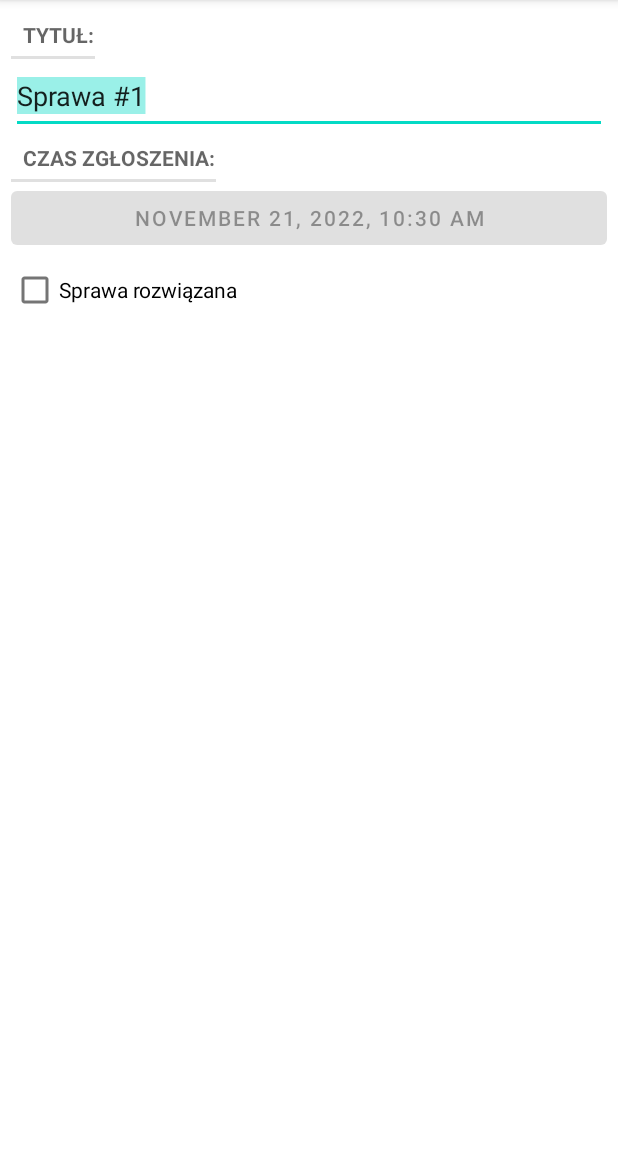
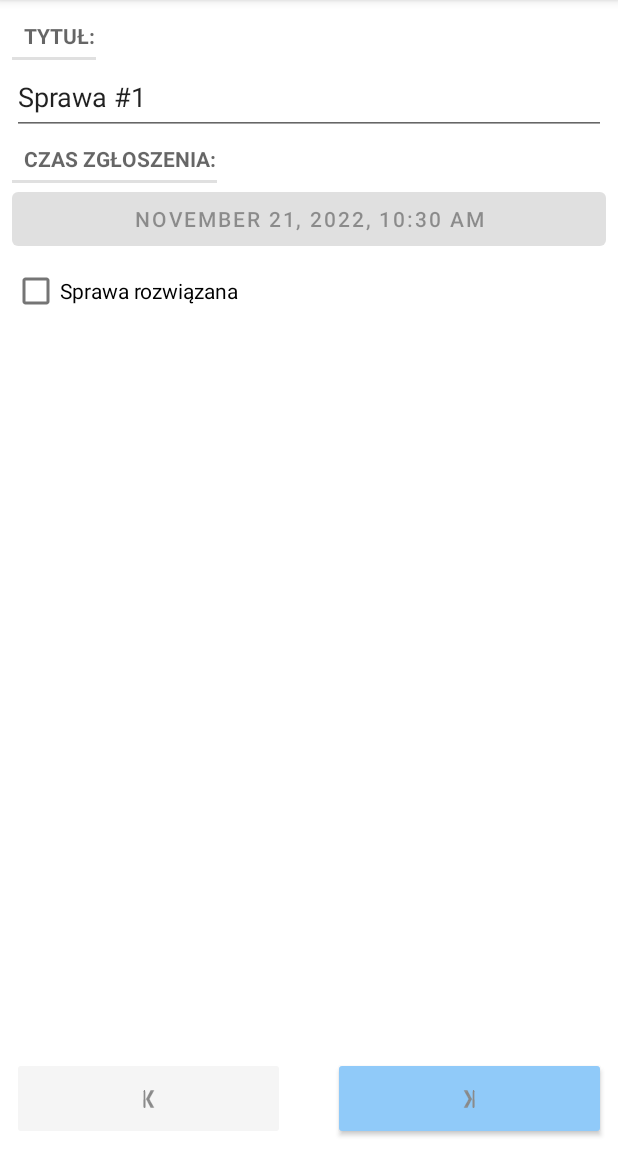
Before and after one commit to tombuczynski/criminalintent, an Android app: the screen it shows after launch (CrimeActivity before the commit, CrimePagerActivity after it), after a tap on an icon or button, on a phone screen of 412 x 824 dp, the part 84-1236 px from its top. Run offline under Robolectric (Android 15) with nearby library versions, the phone set to English and light mode, and no system bars; our stand-ins replace data binding; 1 statement that could not run was skipped.

Commit message:
Chapter 11

```diff
--- a/app/src/main/java/com/bignerdranch/android/criminalintent/CrimeListActivity.java
+++ b/app/src/main/java/com/bignerdranch/android/criminalintent/CrimeListActivity.java
@@ -40,15 +40,6 @@ public class CrimeListActivity extends FragmentContainerActivity {
         mViewModel.getSelectedItemPos().observe(this, this::onSelItemChanged);
     }
 
-    private void startCrimeActivity(int itemPos) {
-        if (itemPos >= 0) {
-            Intent intent = new Intent(this, CrimeActivity.class);
-            intent.putExtra(CrimeActivity.EXTRA_CRIME_ID, mViewModel.getCrime(itemPos).getId());
-
-            mCrimeActivity.launch(intent);
-        }
-    }
-
     private void onSelItemChanged(Integer itemPos) {
         if (mCrimeItemPreselection) {
             if (itemPos >= 0) {
@@ -57,6 +48,17 @@ public class CrimeListActivity extends FragmentContainerActivity {
             mCrimeItemPreselection = false;
         } else {
             startCrimeActivity(itemPos);
+        }
+    }
+
+    private void startCrimeActivity(int itemPos) {
+        if (itemPos >= 0) {
+//            Intent intent = new Intent(this, CrimeActivity.class);
+//            intent.putExtra(CrimeActivity.EXTRA_CRIME_ID, mViewModel.getCrime(itemPos).getId());
+            Intent intent = new Intent(this, CrimePagerActivity.class);
+            intent.putExtra(CrimePagerActivity.EXTRA_CRIME_ID, mViewModel.getCrime(itemPos).getId());
+
+            mCrimeActivity.launch(intent);
         }
     }
 
--- /dev/null
+++ b/app/src/main/java/com/bignerdranch/android/criminalintent/CrimePagerActivity.java
@@ -0,0 +1,100 @@
+package com.bignerdranch.android.criminalintent;
+
+import androidx.appcompat.app.AppCompatActivity;
+import androidx.lifecycle.ViewModelProvider;
+import androidx.viewpager2.widget.ViewPager2;
+
+import android.content.Intent;
+import android.os.Bundle;
+import android.view.View;
+import android.widget.Button;
+import android.widget.ImageButton;
+
+import com.bignerdranch.android.criminalintent.ui.CrimeFragmentAdapter;
+import com.bignerdranch.android.criminalintent.ui.CrimeViewModel;
+
+import java.util.UUID;
+
+public class CrimePagerActivity extends AppCompatActivity {
+    public static final String EXTRA_CRIME_ID = "com.bignerdranch.android.criminalintent.crimeid";
+    public static final String EXTRA_MODIFIED_CRIMES_SET = "com.bignerdranch.android.criminalintent.crimeset";
+    public ImageButton mButtonArrowStart;
+    public ImageButton mButtonArrowEnd;
+
+    private CrimeViewModel mViewModel;
+    private ViewPager2 mViewPagerCrimes;
+
+    private class OnPageChangeCallback extends ViewPager2.OnPageChangeCallback {
+
+        @Override
+        public void onPageSelected(int position) {
+            super.onPageSelected(position);
+
+            enableButtons(position);
+        }
+    }
+
+    private final OnPageChangeCallback pagerCallback = new OnPageChangeCallback();
+
+    @Override
+    protected void onCreate(Bundle savedInstanceState) {
+        super.onCreate(savedInstanceState);
+        setContentView(R.layout.activity_crime_pager);
+
+        mViewPagerCrimes = findViewById(R.id.viewPagerCrimes);
+
+        mViewModel = new ViewModelProvider(this).get(CrimeViewModel.class);
+
+        configureButtons();
+        configureViewPager();
+
+
+        mViewModel.getModifiedItems().observe(this, modifiedItems -> {
+            if (modifiedItems.size() > 0) {
+                Intent data = new Intent();
+                data.putExtra(EXTRA_MODIFIED_CRIMES_SET, modifiedItems);
+                setResult(RESULT_OK, data);
+            }
+        });
+
+    }
+
+    private void configureViewPager() {
+        mViewPagerCrimes.setAdapter(new CrimeFragmentAdapter(this, mViewModel));
+
+        Intent intent = getIntent();
+        UUID id = (UUID) intent.getSerializableExtra(EXTRA_CRIME_ID);
+
+        int itemPos = mViewModel.getCrimeItemPos(id);
+        mViewPagerCrimes.setCurrentItem(itemPos, false);
+
+        enableButtons(itemPos);
+    }
+
+    private void configureButtons() {
+        mButtonArrowStart = findViewById(R.id.imageButtonStart);
+        mButtonArrowEnd = findViewById(R.id.imageButtonEnd);
+
+        mButtonArrowStart.setOnClickListener(v -> mViewPagerCrimes.setCurrentItem(0, false));
+        mButtonArrowEnd.setOnClickListener(v -> mViewPagerCrimes.setCurrentItem(mViewModel.getCrimeList().size() - 1,false));
+    }
+
+    private void enableButtons(int itemPos) {
+        mButtonArrowStart.setEnabled(itemPos > 0);
+        mButtonArrowEnd.setEnabled(itemPos < mViewModel.getCrimeList().size() - 1);
+    }
+
+    @Override
+    protected void onStart() {
+        super.onStart();
+
+        mViewPagerCrimes.registerOnPageChangeCallback(pagerCallback);
+    }
+
+    @Override
+    protected void onStop() {
+        super.onStop();
+
+        mViewPagerCrimes.unregisterOnPageChangeCallback(pagerCallback);
+    }
+}
--- a/app/src/main/java/com/bignerdranch/android/criminalintent/ui/CrimeFragment.java
+++ b/app/src/main/java/com/bignerdranch/android/criminalintent/ui/CrimeFragment.java
@@ -31,9 +31,10 @@ public class CrimeFragment extends Fragment {
     private Crime mCrime;
 
     @NonNull
-    @Contract(" -> new")
-    public static CrimeFragment newInstance() {
-        return new CrimeFragment();
+    public static CrimeFragment newInstance(UUID crime_id) {
+        CrimeFragment f = new CrimeFragment();
+        f.setArguments(prepareArgs(crime_id));
+        return f;
     }
 
     public static Bundle prepareArgs(UUID crime_id) {
@@ -80,9 +81,11 @@ public class CrimeFragment extends Fragment {
 
         mCrime.isModified().observe(getViewLifecycleOwner(), modified -> {
             if (modified) {
-                HashSet<UUID> modifiedItems = new HashSet<>();
-                modifiedItems.add(mCrime.getId());
-                mViewModel.setModifiedItems(modifiedItems);
+                HashSet<UUID> modifiedItems = mViewModel.getModifiedItems().getValue();
+                if (modifiedItems !=null) {
+                    modifiedItems.add(mCrime.getId());
+                    mViewModel.setModifiedItems(modifiedItems);
+                }
             }
         });
     }
--- /dev/null
+++ b/app/src/main/java/com/bignerdranch/android/criminalintent/ui/CrimeFragmentAdapter.java
@@ -0,0 +1,30 @@
+package com.bignerdranch.android.criminalintent.ui;
+
+import androidx.annotation.NonNull;
+import androidx.fragment.app.Fragment;
+import androidx.fragment.app.FragmentActivity;
+import androidx.viewpager2.adapter.FragmentStateAdapter;
+
+/**
+ * Created by Tom Buczynski on 21.11.2022.
+ */
+public class CrimeFragmentAdapter extends FragmentStateAdapter {
+   private final CrimeViewModel mViewModel;
+
+   public CrimeFragmentAdapter(@NonNull FragmentActivity fragmentActivity, CrimeViewModel viewModel) {
+      super(fragmentActivity);
+
+      mViewModel = viewModel;
+   }
+
+   @Override
+   @NonNull
+   public Fragment createFragment(int position) {
+      return CrimeFragment.newInstance(mViewModel.getCrimeList().get(position).getId());
+   }
+
+   @Override
+   public int getItemCount() {
+      return mViewModel.getCrimeList().size();
+   }
+}
--- a/app/src/main/java/com/bignerdranch/android/criminalintent/ui/CrimeListFragment.java
+++ b/app/src/main/java/com/bignerdranch/android/criminalintent/ui/CrimeListFragment.java
@@ -24,7 +24,7 @@ import org.jetbrains.annotations.Contract;
  */
 public class CrimeListFragment extends Fragment {
 
-    public CrimeRecViewAdapter mRecViewAdapter;
+    public CrimeRecyclerViewAdapter mRecViewAdapter;
     private CrimeViewModel mViewModel;
     private RecyclerView mRecyclerViewCrimes;
 
@@ -54,11 +54,11 @@ public class CrimeListFragment extends Fragment {
     public void onViewCreated(@NonNull View view, @Nullable Bundle savedInstanceState) {
         super.onViewCreated(view, savedInstanceState);
 
-        mRecyclerViewCrimes = view.findViewById(R.id.crimeListRecView);
+        mRecyclerViewCrimes = view.findViewById(R.id.recyclerViewCrimeList);
 
         mRecyclerViewCrimes.setLayoutManager(new LinearLayoutManager(requireActivity()));
 
-        mRecViewAdapter = new CrimeRecViewAdapter(mViewModel);
+        mRecViewAdapter = new CrimeRecyclerViewAdapter(mViewModel);
         mRecyclerViewCrimes.setAdapter(mRecViewAdapter);
     }
 
--- a/app/src/main/java/com/bignerdranch/android/criminalintent/ui/CrimeRecViewAdapter.java
+++ b/app/src/main/java/com/bignerdranch/android/criminalintent/ui/CrimeRecyclerViewAdapter.java
@@ -1,7 +1,5 @@
 package com.bignerdranch.android.criminalintent.ui;
 
-import android.content.Context;
-import android.content.Intent;
 import android.view.LayoutInflater;
 import android.view.View;
 import android.view.ViewGroup;
@@ -11,14 +9,10 @@ import android.widget.ListView;
 import android.widget.TextView;
 import android.widget.Toast;
 
-import com.bignerdranch.android.criminalintent.CrimeActivity;
 import com.bignerdranch.android.criminalintent.R;
 import com.bignerdranch.android.criminalintent.data.Crime;
-import com.bignerdranch.android.criminalintent.data.CrimeLab;
 
 import java.text.DateFormat;
-import java.util.List;
-import java.util.UUID;
 
 import androidx.annotation.NonNull;
 import androidx.recyclerview.widget.RecyclerView;
@@ -26,7 +20,7 @@ import androidx.recyclerview.widget.RecyclerView;
 /**
  * Created by Tom Buczynski on 27.04.2022.
  */
-public class CrimeRecViewAdapter extends RecyclerView.Adapter<CrimeRecViewAdapter.ViewHolderCrime> {
+public class CrimeRecyclerViewAdapter extends RecyclerView.Adapter<CrimeRecyclerViewAdapter.ViewHolderCrime> {
 
    public class ViewHolderCrime extends RecyclerView.ViewHolder implements  View.OnClickListener, View.OnLongClickListener {
 
@@ -85,7 +79,7 @@ public class CrimeRecViewAdapter extends RecyclerView.Adapter<CrimeRecViewAdapte
 
    private final CrimeViewModel mViewModel;
 
-   public CrimeRecViewAdapter(CrimeViewModel viewModel) {
+   public CrimeRecyclerViewAdapter(CrimeViewModel viewModel) {
       mViewModel = viewModel;
    }
 
--- /dev/null
+++ b/app/src/main/res/layout/activity_crime_pager.xml
@@ -0,0 +1,51 @@
+<?xml version="1.0" encoding="utf-8"?>
+<androidx.constraintlayout.widget.ConstraintLayout xmlns:android="http://schemas.android.com/apk/res/android"
+    xmlns:app="http://schemas.android.com/apk/res-auto"
+    xmlns:tools="http://schemas.android.com/tools"
+    android:layout_width="match_parent"
+    android:layout_height="match_parent"
+    tools:context=".CrimePagerActivity">
+
+    <androidx.viewpager2.widget.ViewPager2
+        android:id="@+id/viewPagerCrimes"
+        android:layout_width="0dp"
+        android:layout_height="0dp"
+        android:layout_marginBottom="8dp"
+        app:layout_constraintBottom_toTopOf="@+id/imageButtonStart"
+        app:layout_constraintEnd_toEndOf="parent"
+        app:layout_constraintStart_toStartOf="parent"
+        app:layout_constraintTop_toTopOf="parent" />
+
+    <ImageButton
+        style="@style/Widget.AppCompat.Button.Colored"
+        android:id="@+id/imageButtonStart"
+        android:layout_width="0dp"
+        android:layout_height="wrap_content"
+        android:layout_marginStart="8dp"
+        android:layout_marginEnd="32dp"
+        android:layout_marginBottom="8dp"
+        android:contentDescription="@string/arrow_start"
+        android:minHeight="55dp"
+        app:layout_constraintBottom_toBottomOf="parent"
+        app:layout_constraintEnd_toStartOf="@+id/imageButtonEnd"
+        app:layout_constraintHorizontal_bias="0.5"
+        app:layout_constraintStart_toStartOf="parent"
+        app:srcCompat="@drawable/arrow_left"
+        tools:ignore="ImageContrastCheck" />
+
+    <ImageButton
+        style="@style/Widget.AppCompat.Button.Colored"
+        android:id="@+id/imageButtonEnd"
+        android:layout_width="0dp"
+        android:layout_height="wrap_content"
+        android:layout_marginEnd="8dp"
+        android:layout_marginBottom="8dp"
+        android:contentDescription="@string/arrow_end"
+        android:minHeight="55dp"
+        app:layout_constraintBottom_toBottomOf="parent"
+        app:layout_constraintEnd_toEndOf="parent"
+        app:layout_constraintHorizontal_bias="0.5"
+        app:layout_constraintStart_toEndOf="@+id/imageButtonStart"
+        app:srcCompat="@drawable/arrow_right"
+        tools:ignore="ImageContrastCheck" />
+</androidx.constraintlayout.widget.ConstraintLayout>
--- a/app/src/main/res/layout/fragment_crime.xml
+++ b/app/src/main/res/layout/fragment_crime.xml
@@ -12,7 +12,7 @@
         android:layout_width="match_parent"
         android:layout_height="match_parent"
         android:orientation="vertical"
-        android:padding="7dp"
+        android:padding="8dp"
         tools:context=".ui.CrimeFragment">
 
         <TextView
@@ -33,7 +33,10 @@
             android:selectAllOnFocus="true"
             android:text="@={crime.title}"
             android:textColorHint="?attr/colorSecondaryVariant"
-            tools:ignore="TextContrastCheck" />
+            tools:ignore="TextContrastCheck">
+        </EditText>
+
+
 
         <TextView
             style="?android:attr/listSeparatorTextViewStyle"
--- a/app/src/main/res/layout/fragment_crime_list.xml
+++ b/app/src/main/res/layout/fragment_crime_list.xml
@@ -6,7 +6,7 @@
     tools:context=".ui.CrimeListFragment">
 
     <androidx.recyclerview.widget.RecyclerView
-        android:id="@+id/crimeListRecView"
+        android:id="@+id/recyclerViewCrimeList"
         tools:listitem="@layout/list_item_crime"
         android:layout_width="match_parent"
         android:layout_height="match_parent" />
--- a/app/src/main/res/values/colors.xml
+++ b/app/src/main/res/values/colors.xml
@@ -3,7 +3,7 @@
     <color name="purple_200">#FFBB86FC</color>
     <color name="purple_500">#FF6200EE</color>
     <color name="purple_700">#FF3700B3</color>
-    <color name="teal_200">#FF03DAC5</color>
+    <color name="teal_200">#90CAF9</color>
     <color name="teal_700">#FF018786</color>
     <color name="black">#FF000000</color>
     <color name="white">#FFFFFFFF</color>
--- a/app/src/main/res/values/strings.xml
+++ b/app/src/main/res/values/strings.xml
@@ -9,4 +9,6 @@
     <!-- TODO: Remove or change this placeholder text -->
     <string name="hello_blank_fragment">Hello blank fragment</string>
     <string name="call_police">Wezwij policję</string>
+    <string name="arrow_start">Pierwszy</string>
+    <string name="arrow_end">Ostatni</string>
 </resources>
```
Also changed, not shown: app/src/main/AndroidManifest.xml (+11 -4 lines), app/src/main/res/drawable-hdpi/arrow_left.png (added), app/src/main/res/drawable-hdpi/arrow_right.png (added), app/src/main/res/drawable-mdpi/arrow_left.png (added), app/src/main/res/drawable-mdpi/arrow_right.png (added), app/src/main/res/drawable-xhdpi/arrow_left.png (added), app/src/main/res/drawable-xhdpi/arrow_right.png (added), app/src/main/res/drawable-xxhdpi/arrow_left.png (added), app/src/main/res/drawable-xxhdpi/arrow_right.png (added).
